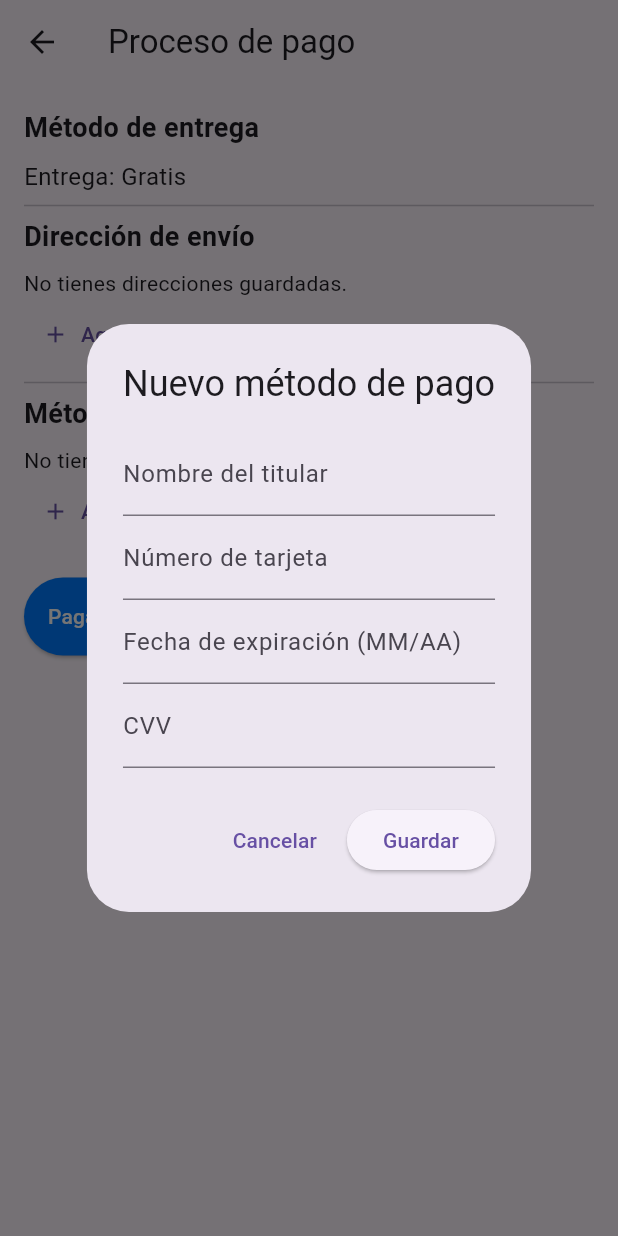
After one commit to juan154850/comercia-app, a Flutter app: the PaymentScreen screen opened directly, after a tap on "Agregar nuevo método de pago", on a phone screen of 412 x 824 dp. The commit adds this screen. Run offline on Flutter 3.47's test engine with Material 3 defaults, Android fonts, the phone set to English and light mode, and no system bars; our stand-ins replace cloud_firestore, firebase_auth, firebase_core, firebase_crashlytics, firebase_storage, image_picker and 1 more; missing offline and left inert: firebase_app_check, firebase_performance; accounts and stored records are empty.

Commit message:
crear la pantalla para pagos y los servicios necesarios para consumir la informacion de fire base.

```diff
--- /dev/null
+++ b/lib/screens/payments/payment_screen.dart
@@ -0,0 +1,402 @@
+import 'package:flutter/material.dart';
+import 'package:flutter/services.dart';
+import 'package:myapp/services/address_service.dart';
+import 'package:myapp/services/payment_service.dart';
+
+class PaymentScreen extends StatefulWidget {
+  const PaymentScreen({super.key});
+
+  @override
+  State<PaymentScreen> createState() => _PaymentScreenState();
+}
+
+class _PaymentScreenState extends State<PaymentScreen> {
+  final AddressService _addressService = AddressService();
+  final PaymentService _paymentService = PaymentService();
+
+  List<Map<String, dynamic>> _addresses = [];
+  List<Map<String, dynamic>> _paymentMethods = [];
+  String? _selectedAddress;
+  String? _selectedPaymentMethod;
+
+  @override
+  void initState() {
+    super.initState();
+    _loadAddresses();
+    _loadPaymentMethods();
+  }
+
+  Future<void> _loadAddresses() async {
+    List<Map<String, dynamic>> addresses =
+        await _addressService.getUserAddresses();
+    setState(() {
+      _addresses = addresses;
+      if (_addresses.isNotEmpty) {
+        _selectedAddress = _addresses.first['direction'];
+      }
+    });
+  }
+
+  Future<void> _loadPaymentMethods() async {
+    List<Map<String, dynamic>> methods =
+        await _paymentService.getUserPaymentMethods();
+    setState(() {
+      _paymentMethods = methods;
+      if (_paymentMethods.isNotEmpty) {
+        _selectedPaymentMethod = _paymentMethods.first['cardNumber'];
+      }
+    });
+  }
+
+  Future<void> _addAddress() async {
+    final result = await showDialog(
+      context: context,
+      builder: (context) => const _AddAddressDialog(),
+    );
+
+    if (result == true) {
+      _loadAddresses();
+    }
+  }
+
+  Future<void> _addPaymentMethod() async {
+    final result = await showDialog(
+      context: context,
+      builder: (context) => const _AddPaymentMethodDialog(),
+    );
+
+    if (result == true) {
+      _loadPaymentMethods();
+    }
+  }
+
+  @override
+  Widget build(BuildContext context) {
+    return Scaffold(
+      appBar: AppBar(
+        title: const Text('Proceso de pago'),
+      ),
+      body: SingleChildScrollView(
+        // Permite el scroll al abrir el teclado
+        child: Padding(
+          padding: const EdgeInsets.all(16.0),
+          child: Column(
+            crossAxisAlignment: CrossAxisAlignment.start,
+            children: [
+              const Text(
+                'Método de entrega',
+                style: TextStyle(fontWeight: FontWeight.bold, fontSize: 18),
+              ),
+              const SizedBox(height: 8),
+              const Text('Entrega: Gratis', style: TextStyle(fontSize: 16)),
+              const Divider(),
+              const Text(
+                'Dirección de envío',
+                style: TextStyle(fontWeight: FontWeight.bold, fontSize: 18),
+              ),
+              const SizedBox(height: 8),
+              if (_addresses.isEmpty)
+                const Text('No tienes direcciones guardadas.'),
+              if (_addresses.isNotEmpty)
+                Column(
+                  children: _addresses.map((address) {
+                    return RadioListTile(
+                      title: Text(address['direction']),
+                      subtitle: Text(
+                          '${address['city']}, ${address['state']} - ${address['postalCode']}'),
+                      value: address['direction'],
+                      groupValue: _selectedAddress,
+                      onChanged: (value) {
+                        setState(() {
+                          _selectedAddress = value as String;
+                        });
+                      },
+                    );
+                  }).toList(),
+                ),
+              TextButton.icon(
+                onPressed: _addAddress,
+                icon: const Icon(Icons.add),
+                label: const Text('Agregar nueva dirección'),
+              ),
+              const Divider(),
+              const Text(
+                'Método de pago',
+                style: TextStyle(fontWeight: FontWeight.bold, fontSize: 18),
+              ),
+              const SizedBox(height: 8),
+              if (_paymentMethods.isEmpty)
+                const Text('No tienes métodos de pago guardados.'),
+              if (_paymentMethods.isNotEmpty)
+                Column(
+                  children: _paymentMethods.map((method) {
+                    return RadioListTile(
+                      title: Text(
+                          '**** **** **** ${method['cardNumber'].substring(method['cardNumber'].length - 4)}'),
+                      subtitle: Text('${method['cardHolderName']}'),
+                      value: method['cardNumber'],
+                      groupValue: _selectedPaymentMethod,
+                      onChanged: (value) {
+                        setState(() {
+                          _selectedPaymentMethod = value as String;
+                        });
+                      },
+                    );
+                  }).toList(),
+                ),
+              TextButton.icon(
+                onPressed: _addPaymentMethod,
+                icon: const Icon(Icons.add),
+                label: const Text('Agregar nuevo método de pago'),
+              ),
+              const SizedBox(height: 20),
+              ElevatedButton(
+                onPressed: () {
+                  // Procesar pago o continuar al siguiente paso
+                  ScaffoldMessenger.of(context).showSnackBar(
+                    const SnackBar(content: Text('Pago realizado con éxito')),
+                  );
+                },
+                style: ElevatedButton.styleFrom(
+                  padding: const EdgeInsets.all(16.0),
+                  backgroundColor: const Color(0xFF007AFF),
+                ),
+                child:
+                    const Text('Pagar', style: TextStyle(color: Colors.white)),
+              ),
+            ],
+          ),
+        ),
+      ),
+    );
+  }
+}
+
+class _AddPaymentMethodDialog extends StatefulWidget {
+  const _AddPaymentMethodDialog({super.key});
+
+  @override
+  State<_AddPaymentMethodDialog> createState() =>
+      _AddPaymentMethodDialogState();
+}
+
+class _AddPaymentMethodDialogState extends State<_AddPaymentMethodDialog> {
+  final _formKey = GlobalKey<FormState>();
+  final Map<String, String> _formData = {};
+  late TextEditingController _expiryDateController;
+
+  @override
+  void initState() {
+    super.initState();
+    _expiryDateController = TextEditingController();
+    _expiryDateController.addListener(() {
+      final text = _expiryDateController.text.replaceAll('/', '');
+
+      // Si el texto tiene más de 4 caracteres, limitamos la entrada
+      if (text.length > 4) {
+        _expiryDateController.text = text.substring(0, 4);
+        _expiryDateController.selection = TextSelection.collapsed(offset: 4);
+        return;
+      }
+
+      // Formatear el texto como MM/AA
+      String formattedText;
+      if (text.length <= 2) {
+        formattedText = text; // Solo mes
+      } else {
+        formattedText =
+            '${text.substring(0, 2)}/${text.substring(2)}'; // Mes/Año
+      }
+
+      // Actualizar el controlador sin romper la selección del cursor
+      _expiryDateController.value = TextEditingValue(
+        text: formattedText,
+        selection: TextSelection.collapsed(offset: formattedText.length),
+      );
+    });
+  }
+
+  @override
+  void dispose() {
+    _expiryDateController.dispose();
+    super.dispose();
+  }
+
+  @override
+  Widget build(BuildContext context) {
+    return AlertDialog(
+      title: const Text('Nuevo método de pago'),
+      content: Form(
+        key: _formKey,
+        child: SingleChildScrollView(
+          child: Column(
+            children: [
+              TextFormField(
+                decoration:
+                    const InputDecoration(labelText: 'Nombre del titular'),
+                onSaved: (value) => _formData['cardHolderName'] = value!,
+                validator: (value) => value!.isEmpty
+                    ? 'Por favor ingresa el nombre del titular'
+                    : null,
+              ),
+              TextFormField(
+                decoration:
+                    const InputDecoration(labelText: 'Número de tarjeta'),
+                keyboardType: TextInputType.number,
+                inputFormatters: [FilteringTextInputFormatter.digitsOnly],
+                onSaved: (value) => _formData['cardNumber'] = value!,
+                validator: (value) => value!.isEmpty
+                    ? 'Por favor ingresa el número de tarjeta'
+                    : null,
+              ),
+              TextFormField(
+                controller: _expiryDateController,
+                decoration: const InputDecoration(
+                    labelText: 'Fecha de expiración (MM/AA)'),
+                keyboardType: TextInputType.number,
+                inputFormatters: [FilteringTextInputFormatter.digitsOnly],
+                onSaved: (value) => _formData['expiryDate'] = value!,
+                validator: (value) {
+                  if (value == null || value.isEmpty) {
+                    return 'Por favor ingresa la fecha de expiración';
+                  }
+                  final regex = RegExp(r'^\d{2}/\d{2}$');
+                  if (!regex.hasMatch(value)) {
+                    return 'Formato inválido. Usa MM/AA';
+                  }
+                  return null;
+                },
+              ),
+              TextFormField(
+                decoration: const InputDecoration(labelText: 'CVV'),
+                keyboardType: TextInputType.number,
+                inputFormatters: [FilteringTextInputFormatter.digitsOnly],
+                onSaved: (value) => _formData['cvv'] = value!,
+                validator: (value) =>
+                    value!.isEmpty ? 'Por favor ingresa el CVV' : null,
+              ),
+            ],
+          ),
+        ),
+      ),
+      actions: [
+        TextButton(
+          onPressed: () => Navigator.pop(context, false),
+          child: const Text('Cancelar'),
+        ),
+        ElevatedButton(
+          onPressed: () async {
+            if (_formKey.currentState!.validate()) {
+              _formKey.currentState!.save();
+              await PaymentService().addPaymentMethod(
+                cardHolderName: _formData['cardHolderName']!,
+                cardNumber: _formData['cardNumber']!,
+                expiryDate: _formData['expiryDate']!,
+                cvv: _formData['cvv']!,
+              );
+              Navigator.pop(context, true);
+            }
+          },
+          child: const Text('Guardar'),
+        ),
+      ],
+    );
+  }
+}
+
+class _AddAddressDialog extends StatefulWidget {
+  const _AddAddressDialog({super.key});
+
+  @override
+  State<_AddAddressDialog> createState() => _AddAddressDialogState();
+}
+
+class _AddAddressDialogState extends State<_AddAddressDialog> {
+  final _formKey = GlobalKey<FormState>();
+  final Map<String, String> _formData = {};
+
+  @override
+  Widget build(BuildContext context) {
+    return AlertDialog(
+      title: const Text('Nueva dirección'),
+      content: Form(
+        key: _formKey,
+        child: SingleChildScrollView(
+          child: Column(
+            children: [
+              TextFormField(
+                decoration: const InputDecoration(labelText: 'Nombre'),
+                onSaved: (value) => _formData['name'] = value!,
+                validator: (value) =>
+                    value!.isEmpty ? 'Por favor ingresa un nombre' : null,
+              ),
+              TextFormField(
+                decoration: const InputDecoration(labelText: 'Apellido'),
+                onSaved: (value) => _formData['lastName'] = value!,
+                validator: (value) =>
+                    value!.isEmpty ? 'Por favor ingresa un apellido' : null,
+              ),
+              TextFormField(
+                decoration: const InputDecoration(labelText: 'Dirección'),
+                onSaved: (value) => _formData['direction'] = value!,
+                validator: (value) =>
+                    value!.isEmpty ? 'Por favor ingresa una dirección' : null,
+              ),
+              TextFormField(
+                decoration: const InputDecoration(labelText: 'Ciudad'),
+                onSaved: (value) => _formData['city'] = value!,
+                validator: (value) =>
+                    value!.isEmpty ? 'Por favor ingresa una ciudad' : null,
+              ),
+              TextFormField(
+                decoration: const InputDecoration(labelText: 'Estado'),
+                onSaved: (value) => _formData['state'] = value!,
+                validator: (value) =>
+                    value!.isEmpty ? 'Por favor ingresa un estado' : null,
+              ),
+              TextFormField(
+                decoration: const InputDecoration(labelText: 'Código Postal'),
+                onSaved: (value) => _formData['postalCode'] = value!,
+                validator: (value) => value!.isEmpty
+                    ? 'Por favor ingresa un código postal'
+                    : null,
+              ),
+              TextFormField(
+                decoration:
+                    const InputDecoration(labelText: 'Número de teléfono'),
+                onSaved: (value) => _formData['phoneNumber'] = value!,
+                validator: (value) => value!.isEmpty
+                    ? 'Por favor ingresa un número de teléfono'
+                    : null,
+              ),
+            ],
+          ),
+        ),
+      ),
+      actions: [
+        TextButton(
+          onPressed: () => Navigator.pop(context, false),
+          child: const Text('Cancelar'),
+        ),
+        ElevatedButton(
+          onPressed: () async {
+            if (_formKey.currentState!.validate()) {
+              _formKey.currentState!.save();
+              await AddressService().addAddress(
+                name: _formData['name']!,
+                lastName: _formData['lastName']!,
+                direction: _formData['direction']!,
+                city: _formData['city']!,
+                state: _formData['state']!,
+                postalCode: _formData['postalCode']!,
+                phoneNumber: _formData['phoneNumber']!,
+              );
+              Navigator.pop(context, true);
+            }
+          },
+          child: const Text('Guardar'),
+        ),
+      ],
+    );
+  }
+}
--- /dev/null
+++ b/lib/services/address_service.dart
@@ -0,0 +1,55 @@
+// ignore_for_file: avoid_print
+
+import 'package:cloud_firestore/cloud_firestore.dart';
+import 'package:firebase_auth/firebase_auth.dart';
+
+class AddressService {
+  final FirebaseFirestore _firestore = FirebaseFirestore.instance;
+  final FirebaseAuth _auth = FirebaseAuth.instance;
+
+  Future<List<Map<String, dynamic>>> getUserAddresses() async {
+    try {
+      String userId = _auth.currentUser?.uid ?? '';
+      if (userId.isEmpty) return [];
+
+      QuerySnapshot query = await _firestore
+          .collection('addresses')
+          .where('userId', isEqualTo: userId)
+          .get();
+
+      return query.docs.map((doc) => doc.data() as Map<String, dynamic>).toList();
+    } catch (e) {
+      print('Error al obtener direcciones: $e');
+      return [];
+    }
+  }
+
+  Future<void> addAddress({
+    required String name,
+    required String lastName,
+    required String direction,
+    required String city,
+    required String state,
+    required String postalCode,
+    required String phoneNumber,
+  }) async {
+    try {
+      String userId = _auth.currentUser?.uid ?? '';
+      if (userId.isEmpty) throw Exception('Usuario no autenticado');
+
+      await _firestore.collection('addresses').add({
+        'userId': userId,
+        'name': name,
+        'lastName': lastName,
+        'direction': direction,
+        'city': city,
+        'state': state,
+        'postalCode': postalCode,
+        'phoneNumber': phoneNumber,
+        'createdAt': FieldValue.serverTimestamp(),
+      });
+    } catch (e) {
+      print('Error al agregar dirección: $e');
+    }
+  }
+}
--- /dev/null
+++ b/lib/services/payment_service.dart
@@ -0,0 +1,49 @@
+// ignore_for_file: avoid_print
+
+import 'package:cloud_firestore/cloud_firestore.dart';
+import 'package:firebase_auth/firebase_auth.dart';
+
+class PaymentService {
+  final FirebaseFirestore _firestore = FirebaseFirestore.instance;
+  final FirebaseAuth _auth = FirebaseAuth.instance;
+
+  Future<List<Map<String, dynamic>>> getUserPaymentMethods() async {
+    try {
+      String userId = _auth.currentUser?.uid ?? '';
+      if (userId.isEmpty) return [];
+
+      QuerySnapshot query = await _firestore
+          .collection('payment_methods')
+          .where('userId', isEqualTo: userId)
+          .get();
+
+      return query.docs.map((doc) => doc.data() as Map<String, dynamic>).toList();
+    } catch (e) {
+      print('Error al obtener métodos de pago: $e');
+      return [];
+    }
+  }
+
+  Future<void> addPaymentMethod({
+    required String cardHolderName,
+    required String cardNumber,
+    required String expiryDate,
+    required String cvv,
+  }) async {
+    try {
+      String userId = _auth.currentUser?.uid ?? '';
+      if (userId.isEmpty) throw Exception('Usuario no autenticado');
+
+      await _firestore.collection('payment_methods').add({
+        'userId': userId,
+        'cardHolderName': cardHolderName,
+        'cardNumber': cardNumber,
+        'expiryDate': expiryDate,
+        'cvv': cvv,
+        'createdAt': FieldValue.serverTimestamp(),
+      });
+    } catch (e) {
+      print('Error al agregar método de pago: $e');
+    }
+  }
+}
```
Also changed, not shown: lib/screens/cart/cart_screen.dart (+6 -1 lines).
